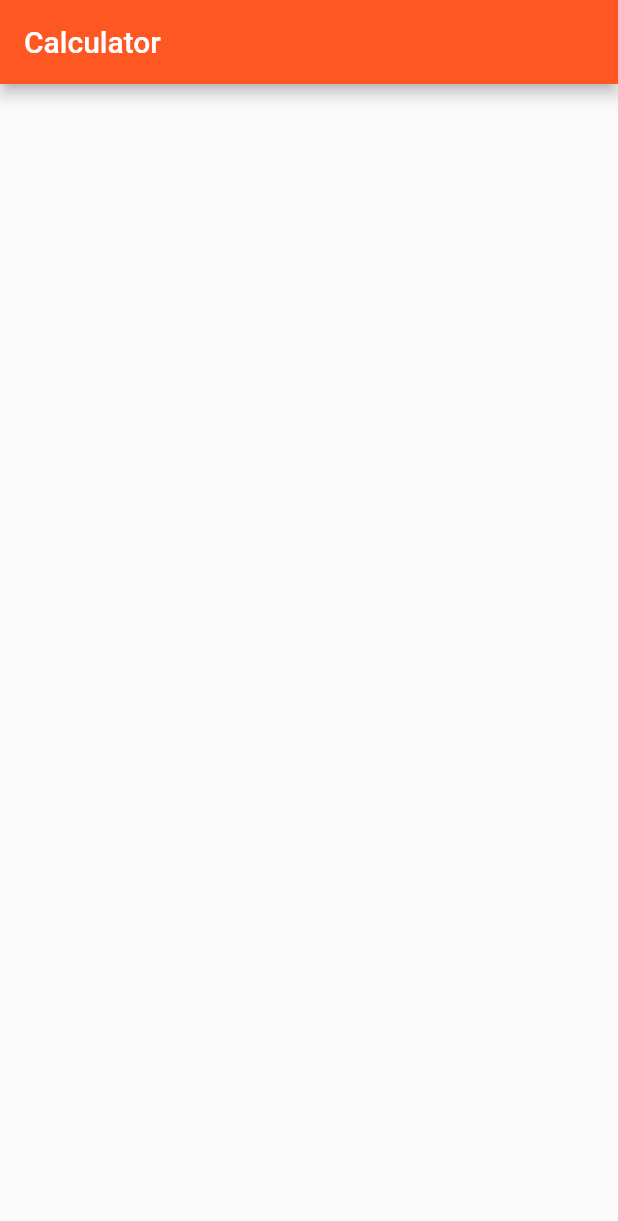
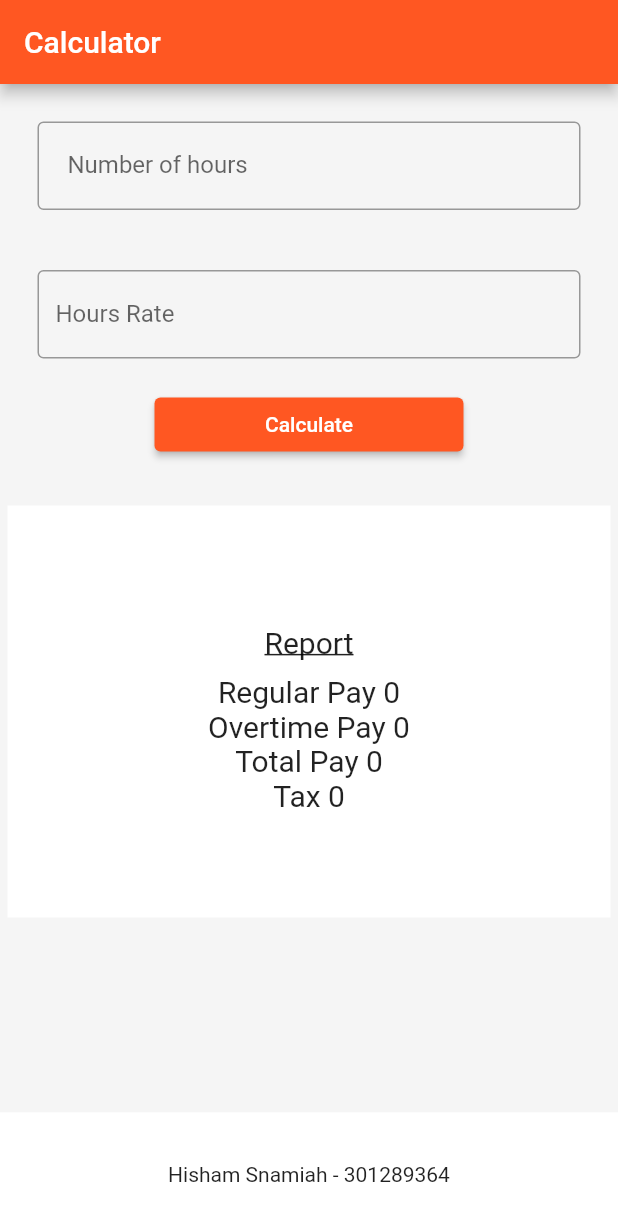
Before and after one commit to centennialcollege-hisham/MAPD722---Assignment1---Pay-Calculator, a Flutter app: the screen it shows after launch, on a phone screen of 412 x 824 dp. Shown: the top 1221 px of the screen. Run offline on Flutter 3.47's test engine with Material 2 defaults, Android fonts, the phone set to English and light mode, and no system bars.

Commit message:
design init

```diff
--- a/lib/application.dart
+++ b/lib/application.dart
@@ -1,5 +1,6 @@
+import 'package:flutter/material.dart';
 
-import 'package:flutter/material.dart';
+import 'calculator_screen.dart';
 
 class Application extends StatelessWidget {
   const Application({Key? key}) : super(key: key);
@@ -11,12 +12,7 @@ class Application extends StatelessWidget {
       theme: ThemeData(
         primarySwatch: Colors.deepOrange,
       ),
-      home: Scaffold(
-        appBar: AppBar(
-          title: const Text('Calculator'),
-        ),
-        body: Container()
-      ),
+      home: const CalculatorScreen(),
     );
   }
 }
--- /dev/null
+++ b/lib/calculator_screen.dart
@@ -0,0 +1,128 @@
+import 'package:flutter/material.dart';
+import 'package:flutter/services.dart';
+
+class CalculatorScreen extends StatefulWidget {
+  const CalculatorScreen({Key? key}) : super(key: key);
+
+  @override
+  State<CalculatorScreen> createState() => _CalculatorScreenState();
+}
+
+class _CalculatorScreenState extends State<CalculatorScreen> {
+  @override
+  Widget build(BuildContext context) {
+    return Scaffold(
+      appBar: AppBar(
+        title: const Text('Calculator'),
+      ),
+      body: Container(
+        color: Colors.grey.shade100,
+        padding: const EdgeInsets.all(5),
+        child: Column(
+          children: [
+            Form(
+              child: Column(
+                children: [
+                  Container(
+                    margin: const EdgeInsets.all(20.0),
+                    child: TextFormField(
+                      decoration: const InputDecoration(
+                        contentPadding: EdgeInsets.all(20.0),
+                        labelText: 'Number of hours',
+                        border: OutlineInputBorder(),
+                        hintText: 'Enter Number Of Hours',
+                      ),
+                      validator: (v) => '',
+                      // todo
+                      onChanged: (value) {
+                        //todo
+                      },
+                      keyboardType:
+                          const TextInputType.numberWithOptions(decimal: true),
+                      inputFormatters: [
+                        FilteringTextInputFormatter.digitsOnly,
+                      ],
+                    ),
+                  ),
+                  Container(
+                    margin: const EdgeInsets.all(20.0),
+                    child: TextFormField(
+                      decoration: const InputDecoration(
+                        labelText: "Hours Rate",
+                        border: OutlineInputBorder(),
+                        hintText: 'Enter Hours Rate',
+                      ),
+                      validator: (t) {
+                        return ''; // todo
+                      },
+                      onChanged: (value) {
+                        //todo
+                      },
+                      keyboardType:
+                          const TextInputType.numberWithOptions(decimal: true),
+                      inputFormatters: [
+                        FilteringTextInputFormatter.allow(
+                            RegExp(r'^[0-9]+.?[0-9]*'))
+                      ],
+                    ),
+                  ),
+                  SizedBox(
+                    width: MediaQuery.of(context).size.width / 2,
+                    child: ElevatedButton(
+                      style: TextButtonTheme.of(context).style,
+                      onPressed: () {
+                        //todo
+                      },
+                      child: const Text('Calculate'),
+                    ),
+                  ),
+                ],
+              ),
+            ),
+            const SizedBox(
+              height: 30,
+            ),
+            Container(
+              color: Colors.white,
+              width: MediaQuery.of(context).size.width,
+              height: MediaQuery.of(context).size.height / 3,
+              child: Center(
+                child: Column(
+                  mainAxisAlignment: MainAxisAlignment.center,
+                  children: [
+                    Container(
+                      margin: const EdgeInsets.all(10.0),
+                      child: const Text(
+                        "Report",
+                        style: TextStyle(
+                            fontSize: 20, decoration: TextDecoration.underline),
+                      ),
+                    ),
+                    SizedBox(
+                      width: MediaQuery.of(context).size.width,
+                      child: Column(
+                        children: const [
+                          Text('Regular Pay 0', style: TextStyle(fontSize: 20)),
+                          Text('Overtime Pay 0',
+                              style: TextStyle(fontSize: 20)),
+                          Text('Total Pay 0', style: TextStyle(fontSize: 20)),
+                          Text('Tax 0', style: TextStyle(fontSize: 20)),
+                        ],
+                      ),
+                    ),
+                  ],
+                ),
+              ),
+            )
+          ],
+        ),
+      ),
+      bottomNavigationBar: Container(
+        width: MediaQuery.of(context).size.width,
+        height: MediaQuery.of(context).size.height / 10,
+        color: Colors.white,
+        child: const Center(child: Text('Hisham Snamiah - 301289364')),
+      ),
+    );
+  }
+}
```
